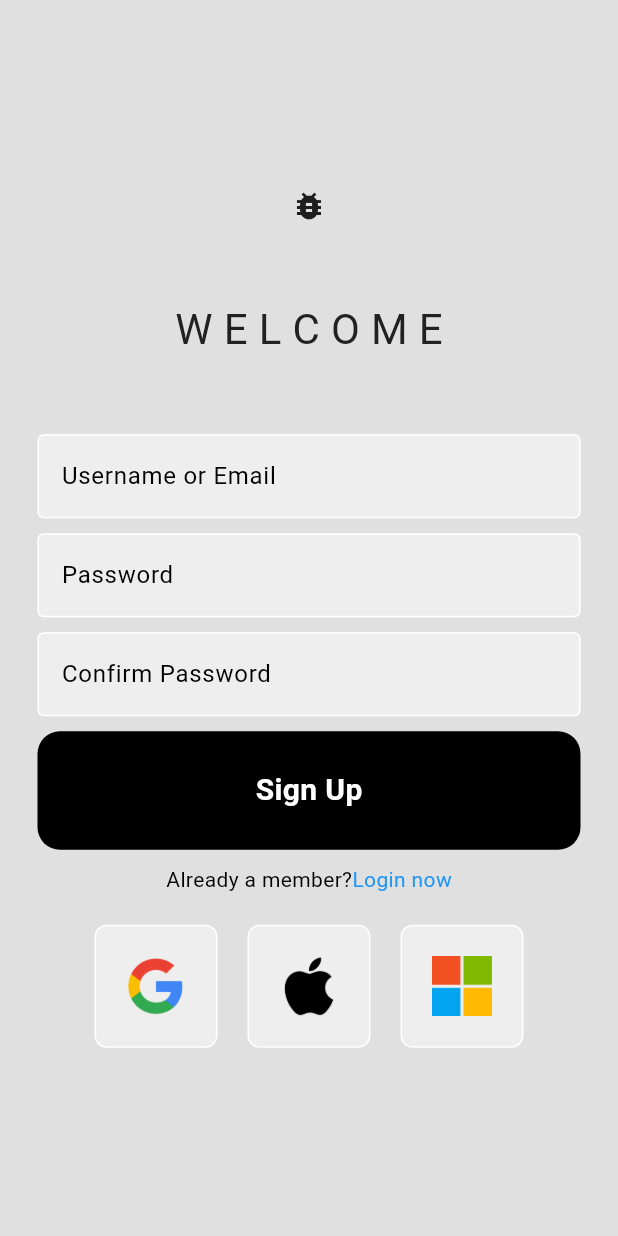
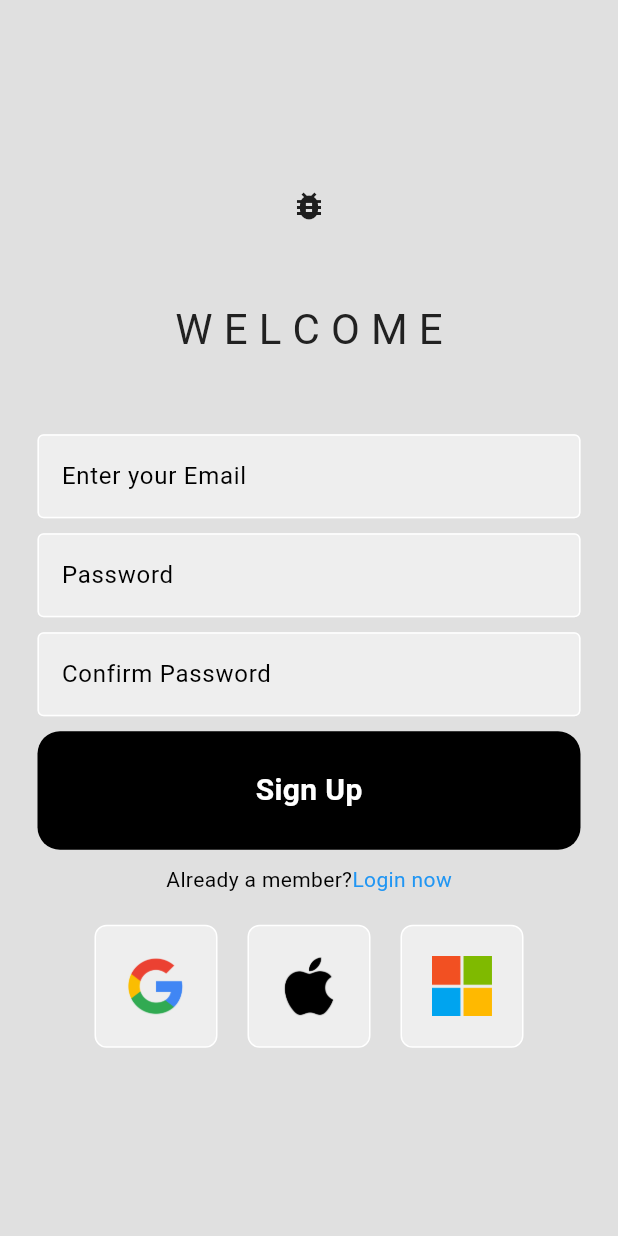
Before and after one commit to ZheerBarzan/project_zeta, a Flutter app: the screen it shows after launch, after a tap on "Register now", on a phone screen of 412 x 824 dp. Run offline on Flutter 3.47's test engine with Material 3 defaults, Android fonts, the light colour scheme and no system bars; our stand-ins replace cloud_firestore, firebase_auth, firebase_core, google_nav_bar, google_sign_in; accounts and stored records are empty; network calls fail.

```diff
--- a/lib/pages/login_page.dart
+++ b/lib/pages/login_page.dart
@@ -37,7 +37,7 @@ class LoginPage extends StatelessWidget {
         child: SingleChildScrollView(
           child: Column(mainAxisAlignment: MainAxisAlignment.center, children: [
             // logo
-            Icon(Icons.bug_report),
+            const Icon(Icons.bug_report),
             const SizedBox(
               height: 50,
             ),
--- a/lib/pages/register_page.dart
+++ b/lib/pages/register_page.dart
@@ -46,7 +46,7 @@ class RegisterPage extends StatelessWidget {
         child: SingleChildScrollView(
           child: Column(mainAxisAlignment: MainAxisAlignment.center, children: [
             // logo
-            Icon(Icons.bug_report),
+            const Icon(Icons.bug_report),
             const SizedBox(
               height: 50,
             ),
@@ -64,7 +64,7 @@ class RegisterPage extends StatelessWidget {
             ),
             //email Textfiled
             MyTextField(
-              hintText: "Username or Email",
+              hintText: "Enter your Email ",
               obscureText: false,
               controller: _emailController,
             ),
```
Also changed, not shown: lib/services/auth_service.dart (+21 -11 lines).
